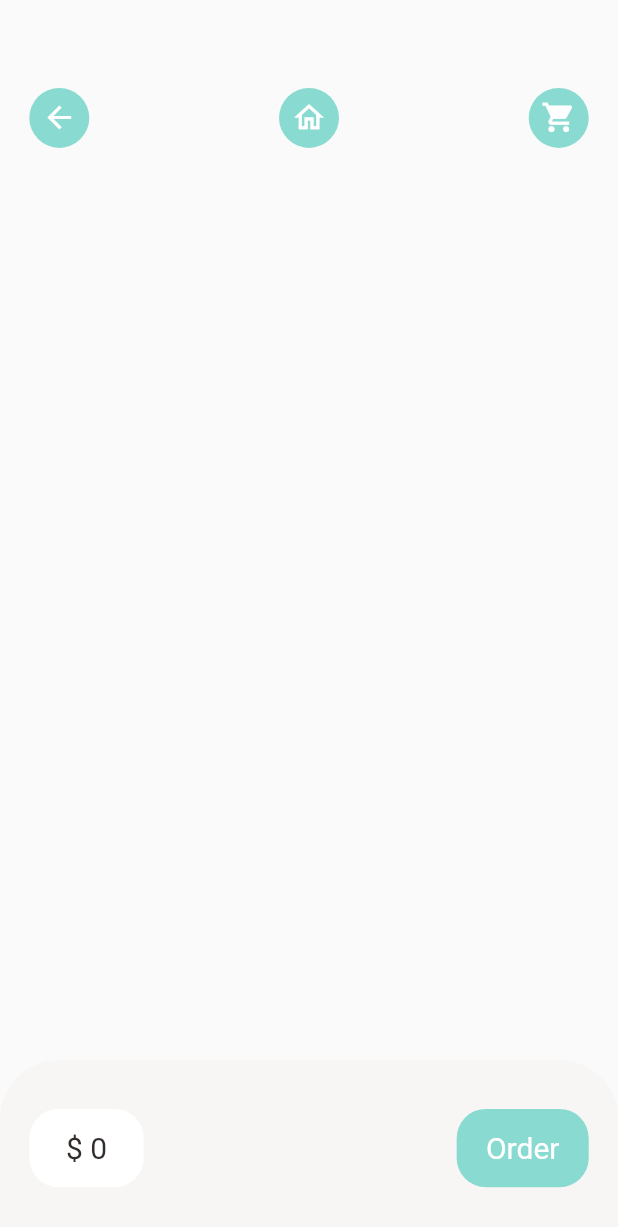
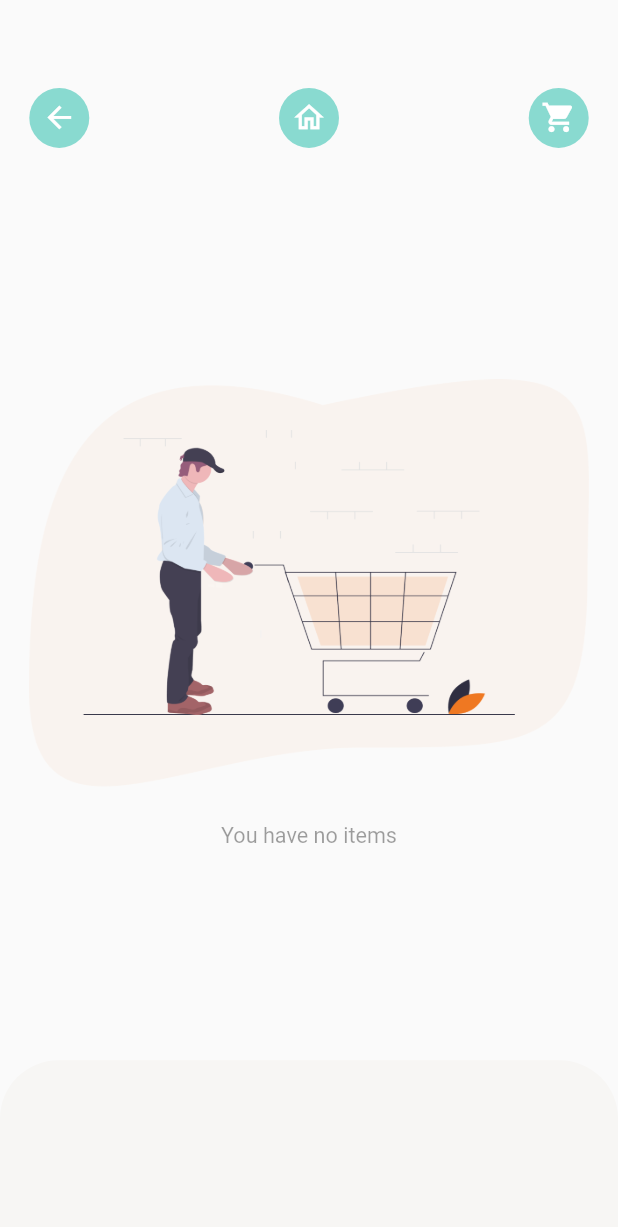
Before and after one commit to samybej/FoodDelivery-Flutter, a Flutter app: the CartView screen opened by its route, on a phone screen of 412 x 824 dp. Shown: the top 1227 px of the screen. Run offline on Flutter 3.47's test engine with Material 2 defaults, Android fonts, the phone set to English and light mode, and no system bars; our stand-ins replace get, shared_preferences, smooth_page_indicator; accounts and stored records are empty; network calls fail.

Commit message:
added empty page view

```diff
--- a/lib/pages/cart/cart_view.dart
+++ b/lib/pages/cart/cart_view.dart
@@ -4,6 +4,7 @@ import 'package:delivrili/routes/routes.dart';
 import 'package:delivrili/utils/api_constants.dart';
 import 'package:delivrili/utils/dimensions.dart';
 import 'package:delivrili/utils/theme_colors.dart';
+import 'package:delivrili/widgets/reusable_empty_page.dart';
 import 'package:delivrili/widgets/reusable_icons.dart';
 import 'package:delivrili/widgets/text_font_big.dart';
 import 'package:delivrili/widgets/text_font_small.dart';
@@ -19,7 +20,7 @@ class CartView extends StatelessWidget {
   Widget build(BuildContext context) {
     final popularController = Get.find<PopularFoodController>();
     final recommandedController = Get.find<RecommandedFoodController>();
-    //final cartController = Get.find<CartController>();
+
     return Scaffold(
       //we are using Stack nstead of column because it makes positionning and scrolling easier to work with...
       body: Stack(
@@ -70,7 +71,8 @@ class CartView extends StatelessWidget {
                     child: GetBuilder<CartController>(
                       builder: (cartController) {
                         final cartList = cartController.getItems;
-                        return ListView.builder(
+                        return cartList.isNotEmpty
+                            ? ListView.builder(
                                 itemCount: cartList.length,
                                 itemBuilder: (context, index) {
                                   return Container(
@@ -80,14 +82,18 @@ class CartView extends StatelessWidget {
                                       children: [
                                         GestureDetector(
                                           onTap: () {
-                                      final product = cartList[index].product!;
+                                            final product =
+                                                cartList[index].product!;
                                             int pageIndex;
 
                                             final popularList =
-                                          popularController.popularProductList;
-                                      pageIndex = popularList.indexOf(product);
+                                                popularController
+                                                    .popularProductList;
+                                            pageIndex =
+                                                popularList.indexOf(product);
                                             pageIndex != -1
-                                          ? Get.toNamed(Routes.getPopularFood(
+                                                ? Get.toNamed(
+                                                    Routes.getPopularFood(
                                                         pageIndex, "previous"))
                                                 : Get.toNamed(
                                                     Routes.getRecommandedFood(
@@ -104,12 +110,15 @@ class CartView extends StatelessWidget {
                                             decoration: BoxDecoration(
                                                 image: DecorationImage(
                                                     fit: BoxFit.cover,
-                                              image: NetworkImage(AppConstants
-                                                      .BASE_URL +
-                                                  AppConstants.UPLOAD_IMG_URL +
+                                                    image: NetworkImage(
+                                                        AppConstants.BASE_URL +
+                                                            AppConstants
+                                                                .UPLOAD_IMG_URL +
                                                             cartController
-                                                      .getItems[index].img!)),
-                                          borderRadius: BorderRadius.circular(
+                                                                .getItems[index]
+                                                                .img!)),
+                                                borderRadius:
+                                                    BorderRadius.circular(
                                                         Dimensions.radius20),
                                                 color: Colors.white),
                                           ),
@@ -132,7 +141,8 @@ class CartView extends StatelessWidget {
                                               SmallText(text: "test"),
                                               Row(
                                                 mainAxisAlignment:
-                                              MainAxisAlignment.spaceBetween,
+                                                    MainAxisAlignment
+                                                        .spaceBetween,
                                                 children: [
                                                   BigText(
                                                     text:
@@ -141,14 +151,19 @@ class CartView extends StatelessWidget {
                                                   ),
                                                   Container(
                                                     padding: EdgeInsets.only(
-                                                  top: Dimensions.height10,
-                                                  bottom: Dimensions.height10,
-                                                  left: Dimensions.width10,
-                                                  right: Dimensions.width10),
+                                                        top:
+                                                            Dimensions.height10,
+                                                        bottom:
+                                                            Dimensions.height10,
+                                                        left:
+                                                            Dimensions.width10,
+                                                        right:
+                                                            Dimensions.width10),
                                                     decoration: BoxDecoration(
                                                       borderRadius:
                                                           BorderRadius.circular(
-                                                        Dimensions.radius20),
+                                                              Dimensions
+                                                                  .radius20),
                                                       color: Colors.white,
                                                     ),
                                                     child: Row(
@@ -156,32 +171,36 @@ class CartView extends StatelessWidget {
                                                         GestureDetector(
                                                             onTap: () {
                                                               cartController.addItem(
-                                                            cartList[index]
+                                                                  cartList[
+                                                                          index]
                                                                       .product!,
                                                                   -1);
                                                             },
-                                                      child: Icon(Icons.remove,
+                                                            child: Icon(
+                                                                Icons.remove,
                                                                 color: AppColors
                                                                     .signColor)),
                                                         SizedBox(
-                                                      width:
-                                                          Dimensions.width10 /
+                                                            width: Dimensions
+                                                                    .width10 /
                                                                 2),
                                                         BigText(
                                                             text:
                                                                 "${cartList[index].quantity}"),
                                                         SizedBox(
-                                                      width:
-                                                          Dimensions.width10 /
+                                                            width: Dimensions
+                                                                    .width10 /
                                                                 2),
                                                         GestureDetector(
                                                             onTap: () {
                                                               cartController.addItem(
-                                                            cartList[index]
+                                                                  cartList[
+                                                                          index]
                                                                       .product!,
                                                                   1);
                                                             },
-                                                      child: Icon(Icons.add,
+                                                            child: Icon(
+                                                                Icons.add,
                                                                 color: AppColors
                                                                     .signColor)),
                                                       ],
@@ -196,7 +215,8 @@ class CartView extends StatelessWidget {
                                     ),
                                   );
                                 },
-                        );
+                              )
+                            : const EmptyPageView(text: "You have no items");
                       },
                     )),
               ))
@@ -219,7 +239,8 @@ class CartView extends StatelessWidget {
                   topRight: Radius.circular(Dimensions.radius20 * 2),
                   topLeft: Radius.circular(Dimensions.radius20 * 2),
                 )),
-            child: Row(
+            child: cartController.getItems.isNotEmpty
+                ? Row(
                     mainAxisAlignment: MainAxisAlignment.spaceBetween,
                     children: [
                       Container(
@@ -229,13 +250,15 @@ class CartView extends StatelessWidget {
                             left: Dimensions.width20,
                             right: Dimensions.width20),
                         decoration: BoxDecoration(
-                    borderRadius: BorderRadius.circular(Dimensions.radius20),
+                          borderRadius:
+                              BorderRadius.circular(Dimensions.radius20),
                           color: Colors.white,
                         ),
                         child: Row(
                           children: [
                             SizedBox(width: Dimensions.width10 / 2),
-                      BigText(text: "\$ ${cartController.totalCartPrice}"),
+                            BigText(
+                                text: "\$ ${cartController.totalCartPrice}"),
                             SizedBox(width: Dimensions.width10 / 2),
                           ],
                         ),
@@ -251,14 +274,16 @@ class CartView extends StatelessWidget {
                               left: Dimensions.width20,
                               right: Dimensions.width20),
                           decoration: BoxDecoration(
-                      borderRadius: BorderRadius.circular(Dimensions.radius20),
+                            borderRadius:
+                                BorderRadius.circular(Dimensions.radius20),
                             color: AppColors.mainColor,
                           ),
                           child: BigText(text: "Order", color: Colors.white),
                         ),
                       )
                     ],
-            ),
+                  )
+                : const Row(),
           );
         },
       ),
--- a/lib/pages/food/food_detail.dart
+++ b/lib/pages/food/food_detail.dart
@@ -76,9 +76,7 @@ class PopularFoodDetailsView extends StatelessWidget {
                       builder: (popularProduct) {
                         return GestureDetector(
                           onTap: () {
-                            popularProduct.totalItems > 0
-                                ? Get.toNamed(Routes.getCartPage())
-                                : print("testing tap condition");
+                            Get.toNamed(Routes.getCartPage());
                           },
                           child: Stack(
                             children: [
--- a/lib/repository/cart_repo.dart
+++ b/lib/repository/cart_repo.dart
@@ -18,7 +18,7 @@ class CartRepo extends GetxService {
   void addToCartList(List<CartModel> cartList) {
     // sharedPreferences.remove(AppConstants.CART_LIST);
     // sharedPreferences.remove(AppConstants.CART_HISTORY_LIST);
-
+    // return;
     var time = DateTime.now().toString();
     _cart = [];
     cartList.forEach((cart) {
--- /dev/null
+++ b/lib/widgets/reusable_empty_page.dart
@@ -0,0 +1,31 @@
+import 'package:flutter/material.dart';
+
+class EmptyPageView extends StatelessWidget {
+  final String text;
+  final String imgPath;
+
+  const EmptyPageView(
+      {super.key,
+      required this.text,
+      this.imgPath = "assets/image/empty_cart.png"});
+
+  @override
+  Widget build(BuildContext context) {
+    return Column(
+      mainAxisAlignment: MainAxisAlignment.center,
+      crossAxisAlignment: CrossAxisAlignment.stretch,
+      children: [
+        Image.asset(imgPath),
+        SizedBox(height: MediaQuery.of(context).size.height * 0.03),
+        Text(
+          text,
+          style: TextStyle(
+            fontSize: MediaQuery.of(context).size.height * 0.0175,
+            color: Theme.of(context).disabledColor,
+          ),
+          textAlign: TextAlign.center,
+        )
+      ],
+    );
+  }
+}
```
Also changed, not shown: lib/pages/cart/cart_history_view.dart (+27 -15 lines), lib/pages/cart/empty_cart.dart (added, +11 -0 lines). Lines whose indentation alone changed are shown as unchanged.
